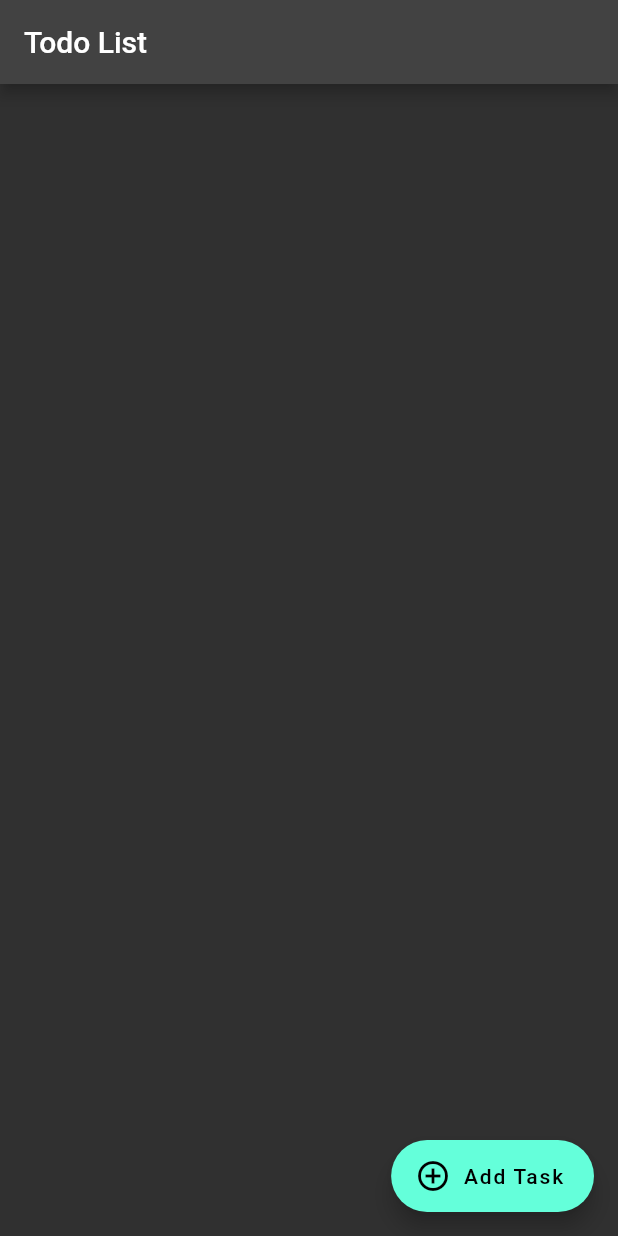
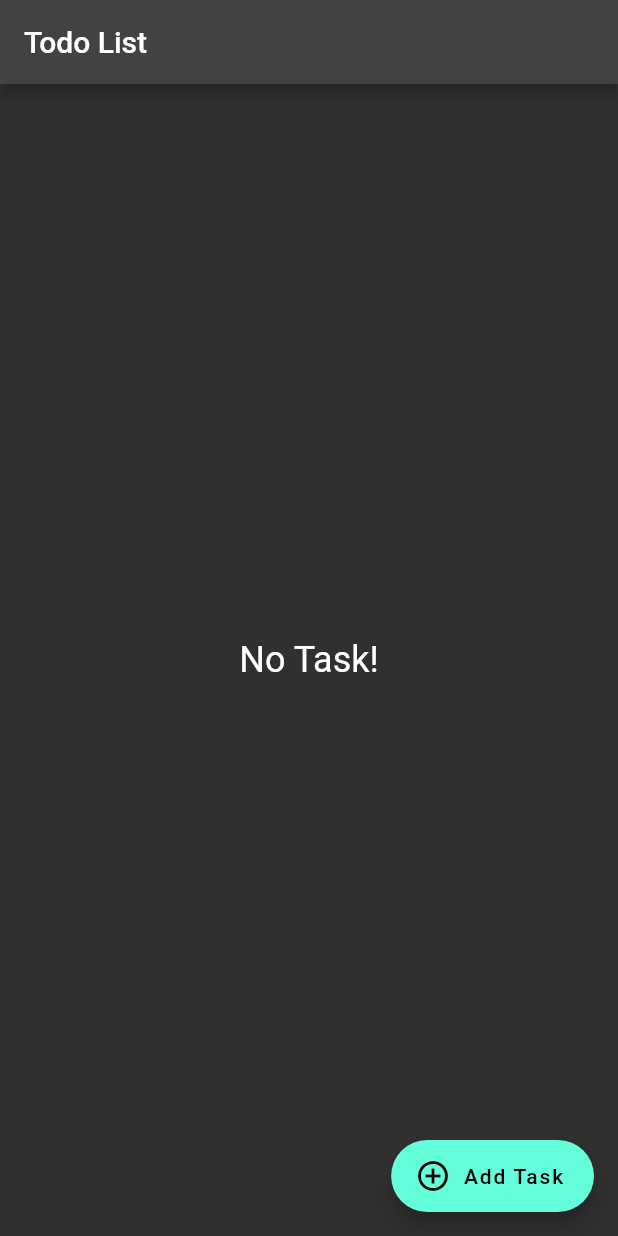
Before and after one commit to waenSaran/basic-todo-app, a Flutter app: the screen it shows after launch, on a phone screen of 412 x 824 dp. Run offline on Flutter 3.47's test engine with Material 2 defaults, Android fonts, the phone set to English and light mode, and no system bars; network calls fail.

Commit message:
style(list-view): wrap each item with Card and handle empty list

```diff
--- a/lib/screens/todo-list.dart
+++ b/lib/screens/todo-list.dart
@@ -30,12 +30,21 @@ class _TodoListPageState extends State<TodoListPage> {
             replacement: const Center(child: CircularProgressIndicator()),
             child: RefreshIndicator(
                 onRefresh: fetchTodoList,
+                child: Visibility(
+                  visible: todoList.isNotEmpty,
+                  replacement: Center(
+                      child: Text(
+                    'No Task!',
+                    style: Theme.of(context).textTheme.headlineSmall,
+                  )),
                   child: ListView.builder(
                       itemCount: todoList.length,
+                      padding: const EdgeInsets.all(10),
                       itemBuilder: (context, index) {
                         final item = todoList[index];
                         final id = item['_id'];
-                      return ListTile(
+                        return Card(
+                          child: ListTile(
                             title: Text(item['title']),
                             subtitle: Text(item['description']),
                             trailing: PopupMenuButton(
@@ -59,8 +68,10 @@ class _TodoListPageState extends State<TodoListPage> {
                                 ];
                               },
                             ),
+                          ),
                         );
-                    }))),
+                      }),
+                ))),
         floatingActionButton: FloatingActionButton.extended(
           onPressed: navigateToAddPage,
           label: const Text("Add Task"),
```
Lines whose indentation alone changed are shown as unchanged.
